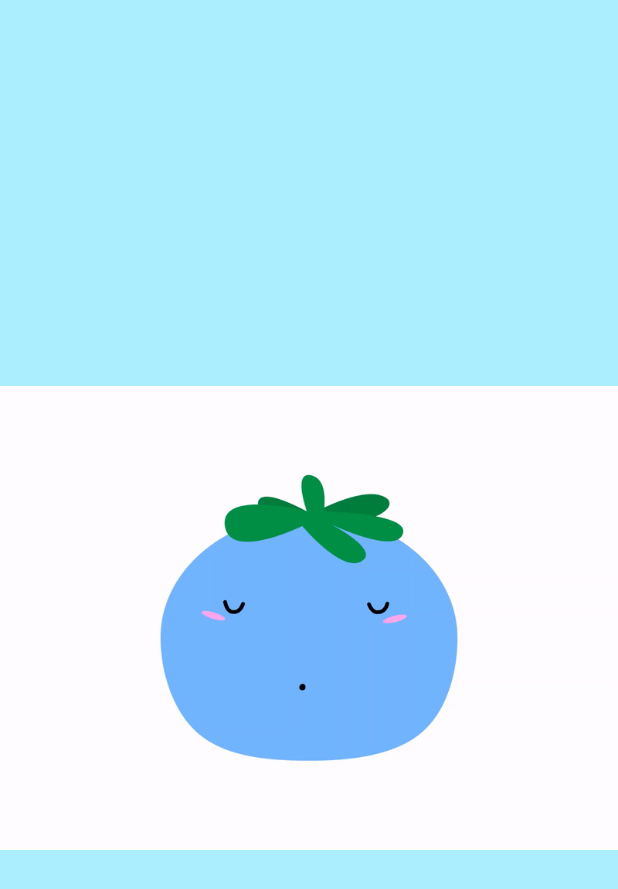
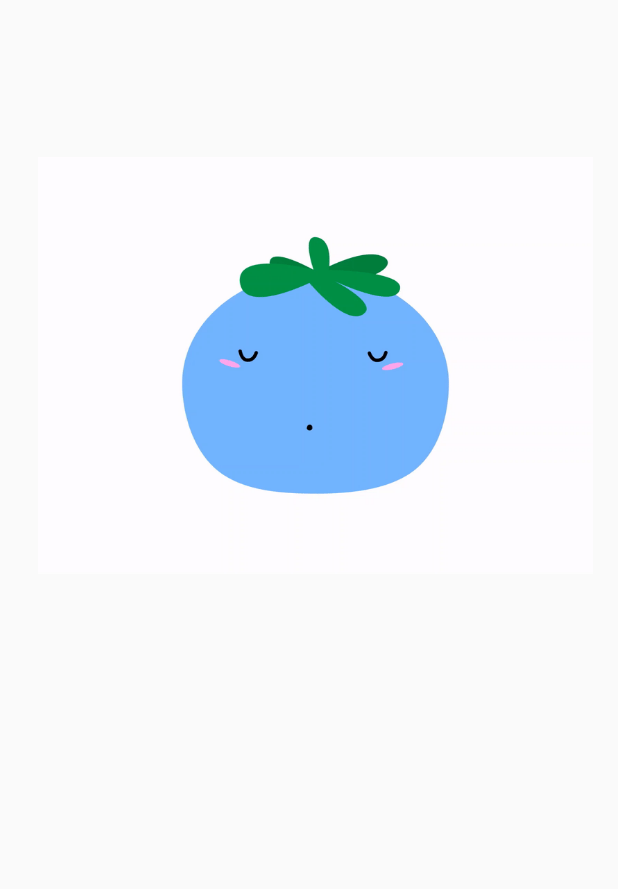
Before and after one commit to ckilzi/cmdf-2020-chillMe, an Android app: the SamaVrittiActivity screen opened directly, with no data from a screen before it, on a phone screen of 412 x 824 dp. Shown: the top 889 px of the screen. Run offline under Robolectric (Android 15) with nearby library versions, the phone set to English and light mode, and no system bars; plain views replace FadingTextView; network calls fail; Roboto replaces fonts that are not available here.

Commit message:
Merge branch 'fixingMergeError' of https://github.com/ckilzi/cmdf-2020-chillMe into fixingMergeError
# Conflicts:
#	app/src/main/res/layout/fragment_home.xml

```diff
--- a/app/src/main/java/com/example/chillme/model/MyCanvas.java
+++ b/app/src/main/java/com/example/chillme/model/MyCanvas.java
@@ -25,7 +25,7 @@ public class MyCanvas extends View {
         public void init(){
             brush=new Paint();
             brush.setAntiAlias(true);
-            brush.setStrokeWidth(10f);
+            brush.setStrokeWidth(20f);
             brush.setColor(color);
             brush.setStyle(Paint.Style.STROKE);
             brush.setStrokeJoin(Paint.Join.ROUND);
--- a/app/src/main/res/layout/activity_main_breathing.xml
+++ b/app/src/main/res/layout/activity_main_breathing.xml
@@ -11,10 +11,11 @@
         android:id="@+id/Sama_Vritti_Button"
         android:layout_width="0dp"
         android:layout_height="0dp"
-        android:background="@color/colorAccent"
+        android:background="@color/mainColor"
         android:fontFamily="@font/junegull"
         android:hapticFeedbackEnabled="true"
         android:text="@string/b1"
+        android:textColor="#f07771"
         android:textSize="24sp"
         app:layout_constraintBottom_toBottomOf="parent"
         app:layout_constraintEnd_toStartOf="@+id/Diaphragmatic_Button"
@@ -26,10 +27,11 @@
         android:id="@+id/Diaphragmatic_Button"
         android:layout_width="207dp"
         android:layout_height="730dp"
-        android:background="@color/secondaryColor"
+        android:background="#f07771"
         android:fontFamily="@font/junegull"
         android:hapticFeedbackEnabled="true"
         android:text="@string/b2"
+        android:textColor="@android:color/background_light"
         android:textSize="24sp"
         app:layout_constraintBaseline_toBaselineOf="@+id/Sama_Vritti_Button"
         app:layout_constraintEnd_toEndOf="parent"
--- a/app/src/main/res/layout/activity_sama_vritti.xml
+++ b/app/src/main/res/layout/activity_sama_vritti.xml
@@ -17,31 +17,29 @@
     app:layout_constraintTop_toTopOf="parent" />-->
 
     <com.tomer.fadingtextview.FadingTextView
-        android:id="@+id/SV1"
-        android:layout_width="wrap_content"
-        android:layout_height="wrap_content"
-        android:layout_marginBottom="120dp"
+        android:id="@+id/D1"
+        android:layout_width="362dp"
+        android:layout_height="224dp"
         android:fontFamily="@font/junegull"
         android:gravity="center_horizontal|center_vertical"
         android:textSize="30sp"
         app:layout_constraintBottom_toBottomOf="parent"
         app:layout_constraintEnd_toEndOf="parent"
+        app:layout_constraintHorizontal_bias="0.489"
         app:layout_constraintStart_toStartOf="parent"
+        app:layout_constraintTop_toBottomOf="@+id/gifImageView"
+        app:layout_constraintVertical_bias="0.439"
         app:texts="@array/b1_arr"
-        app:timeout="4000"
-        android:background="@color/mainColor"/>
+        app:timeout="3000" />
 
-    <VideoView
-        android:id="@+id/videoView"
-        android:layout_width="0dp"
-        android:layout_height="0dp"
-        tools:layout_editor_absoluteX="0dp"
-        tools:layout_editor_absoluteY="-139dp" />
     <pl.droidsonroids.gif.GifImageView
-        android:layout_width="match_parent"
-        android:layout_height="match_parent"
+        android:id="@+id/gifImageView"
+        android:layout_width="370dp"
+        android:layout_height="343dp"
+        android:layout_marginTop="72dp"
         android:src="@drawable/my_gif"
-        android:background="@color/mainColor"
-        />
-
+        app:layout_constraintEnd_toEndOf="parent"
+        app:layout_constraintHorizontal_bias="0.609"
+        app:layout_constraintStart_toStartOf="parent"
+        app:layout_constraintTop_toTopOf="parent" />
 </androidx.constraintlayout.widget.ConstraintLayout>
--- a/app/src/main/res/values/strings.xml
+++ b/app/src/main/res/values/strings.xml
@@ -41,7 +41,6 @@
     <string name="title_activity_diaphragmatic">DiaphragmaticActivity</string>
 
     <string-array name="b1_arr">
-        <item>\u0020</item>
         <item>begin this exercise by sitting upright</item>
         <item>the nature of this exercise is equal breathing</item>
         <item>breathe in through your nose for 4 counts</item>
```
Also changed, not shown: app/src/main/res/layout/activity_diaphragmatic.xml (+14 -11 lines).
